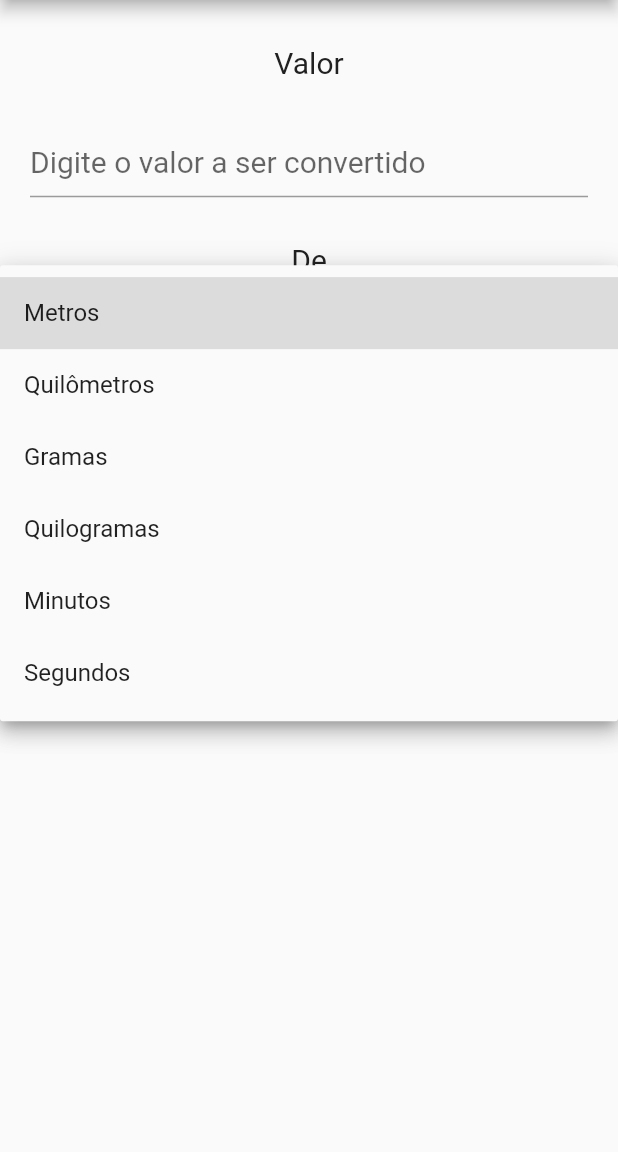
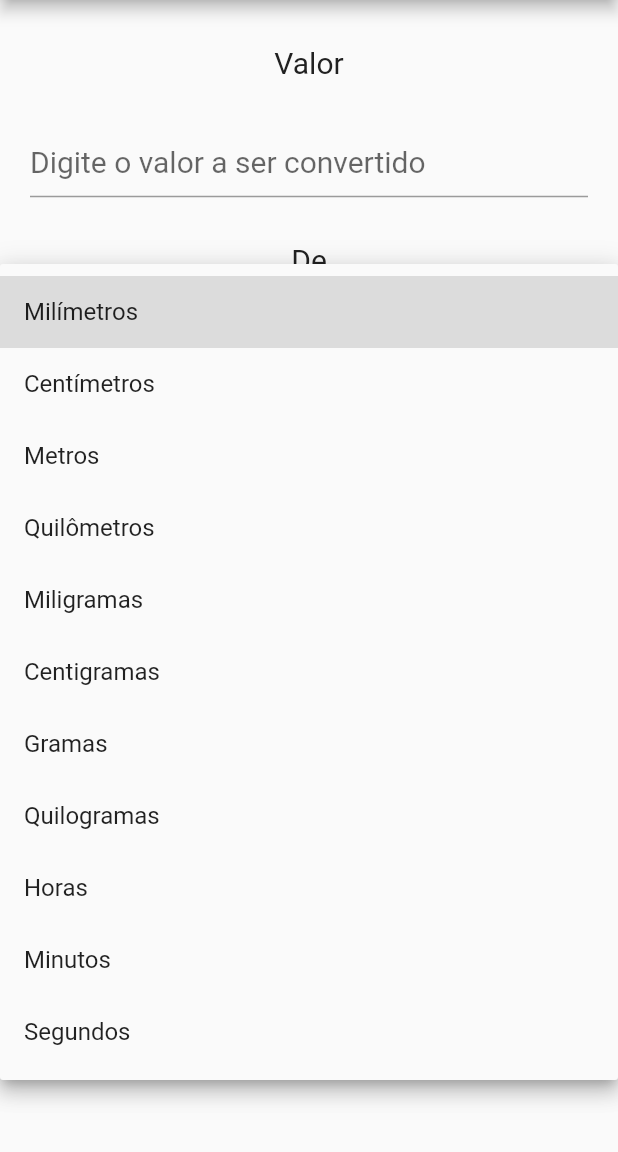
Before and after one commit to iraiore/mobile-cibversor-unidades, a Flutter app: the screen it shows after launch, after a tap on the "arrow drop down" icon, on a phone screen of 412 x 824 dp, the part 84-1236 px from its top. Run offline on Flutter 3.47's test engine with Material 2 defaults, Android fonts, the phone set to English and light mode, and no system bars.

Commit message:
a variavel de fator de correção buga naquela combinaçao invisivil :(

```diff
--- a/lib/main.dart
+++ b/lib/main.dart
@@ -19,29 +19,44 @@ class _MyAppState extends State<MyApp> {
   String? mesgConversao;
 
   final List<String> medidas = [
+    'Milímetros',
+    'Centímetros',
     'Metros',
     'Quilômetros',
+    'Miligramas',
+    'Centigramas',
     'Gramas',
     'Quilogramas',
+    'Horas',
     'Minutos',
-    'Segundos'
+    'Segundos',
   ];
   final Map<String, int> medidasMap = {
-    'Metros': 0,
-    'Quilômetros': 1,
-    'Gramas': 2,
-    'Quilogramas': 3,
-    'Minutos': 4,
-    'Segundos': 5,
+    'Milímetros': 0,
+    'Centímetros': 1,
+    'Metros': 2,
+    'Quilômetros': 3,
+    'Miligramas': 4,
+    'Centigramas': 5,
+    'Gramas': 6,
+    'Quilogramas': 7,
+    'Horas': 8,
+    'Minutos': 9,
+    'Segundos': 10,
   };
 
   final dynamic formulasConversao = {
-    '0': [1, 0.001, 0, 0, 0, 0],
-    '1': [1000, 1, 0, 0, 0, 0],
-    '2': [0, 0, 1, 0.001, 0, 0],
-    '3': [0, 0, 1000, 1, 0, 0],
-    '4': [0, 0, 0, 0, 1, 60],
-    '5': [0, 0, 0, 0, 0.01666667, 1],
+    '0': [1, 0.1, 0.001, 0.000001, 0, 0, 0, 0, 0, 0, 0],
+    '1': [10, 1, 0.01, 0.00001, 0, 0, 0, 0, 0, 0, 0],
+    '2': [1000, 100, 1, 0.001, 0, 0, 0, 0, 0, 0, 0],
+    '3': [1000000, 100000, 1000, 1, 0, 0, 0, 0, 0, 0, 0],
+    '4': [0, 0, 0, 0, 1, 0.1, 0.001, 0.000001, 0, 0, 0],
+    '5': [0, 0, 0, 0, 10, 1, 0.01, 0.00001, 0, 0],
+    '6': [0, 0, 0, 0, 1000, 100, 1, 0.001, 0, 0, 0],
+    '7': [0, 0, 0, 0, 1000000, 100000, 1000, 1, 0, 0, 0],
+    '8': [0, 0, 0, 0, 0, 0, 0, 0, 1, 60, 3600],
+    '9': [0, 0, 0, 0, 0, 0, 0, 0, 0.001666667, 1, 60],
+    '10': [0, 0, 0, 0, 0, 0, 0, 0, 0.0002777778, 0.0166667, 1]
   };
 
   void conversao(double medidas, String De, String Para) {
@@ -51,7 +66,7 @@ class _MyAppState extends State<MyApp> {
     double resultado = medidas * fatorConversao;
     String msg = "";
     if (resultado == 0) {
-      msg = 'O valor não pode ser convertivo';
+      msg = 'O valor não pode ser convertido';
     } else {
       var medidasForm = _numberForm.toString();
       var valorI = valorInicial;
```
